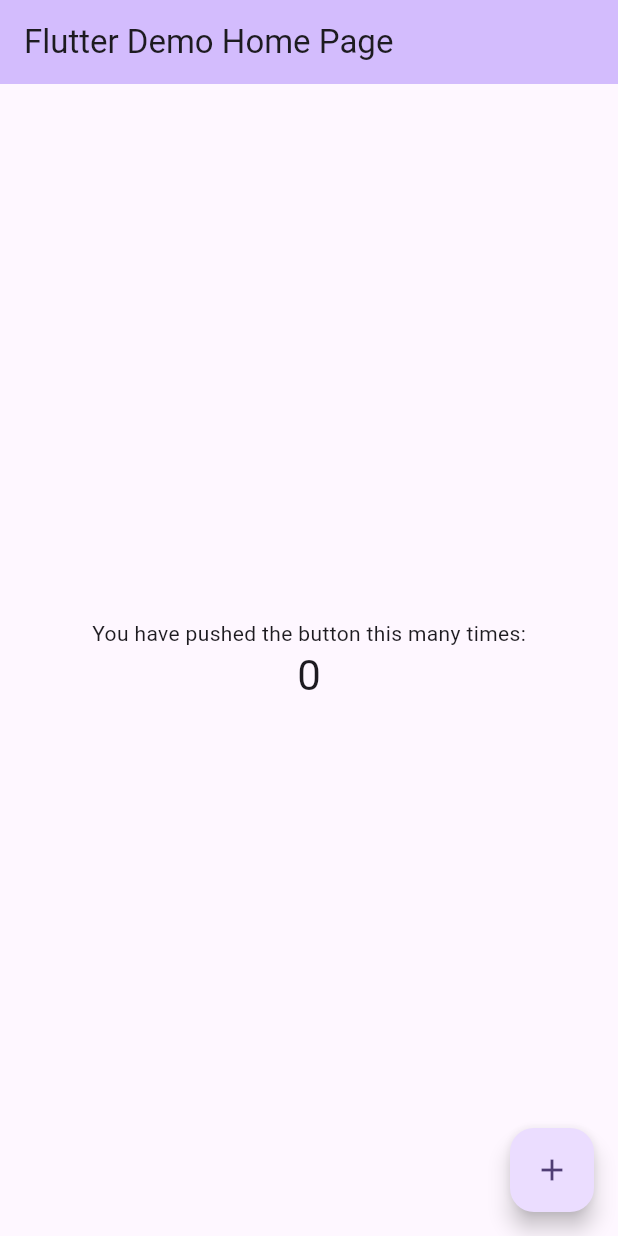
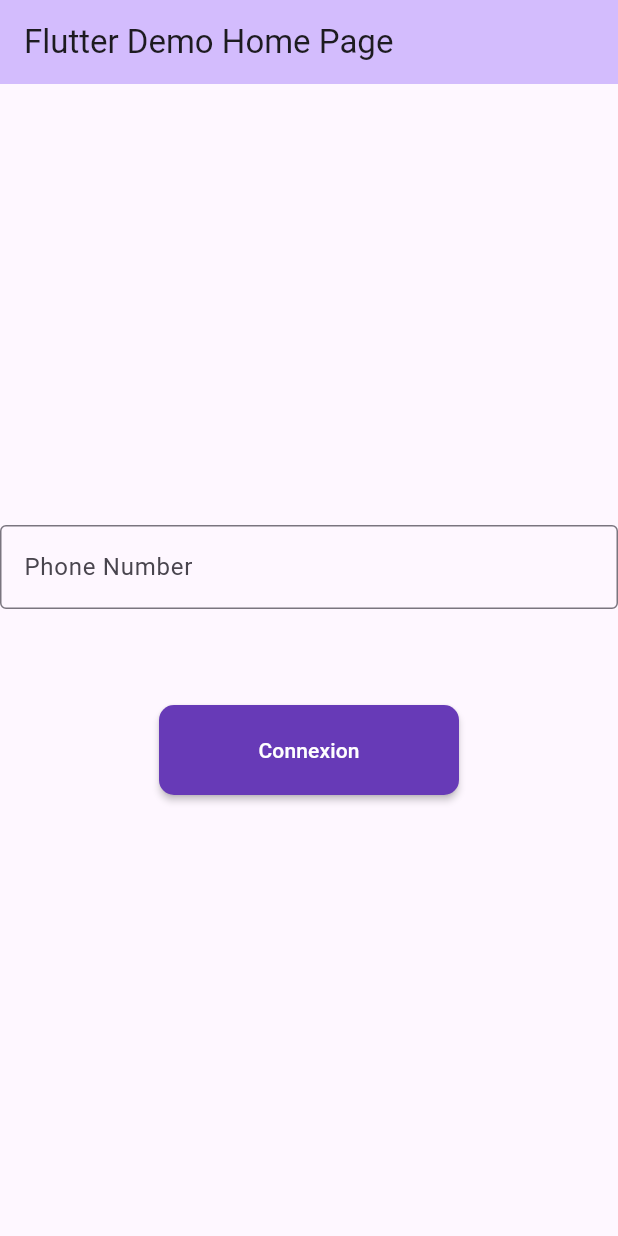
Before and after one commit to elrick99/connexion_firebase_app, a Flutter app: the screen it shows after launch, on a phone screen of 412 x 824 dp. Run offline on Flutter 3.47's test engine with Material 3 defaults, Android fonts, the phone set to English and light mode, and no system bars; our stand-ins replace firebase_auth, firebase_core; missing offline and left inert: firebase_app_check; accounts and stored records are empty.

Commit message:
Ajouter de la fonctionnalité Auth Phone

```diff
--- a/lib/main.dart
+++ b/lib/main.dart
@@ -1,6 +1,33 @@
+// import 'package:connexion_firebase_app/firebase_options.dart';
+import 'package:connexion_firebase_app/firebase_options.dart';
+import 'package:firebase_auth/firebase_auth.dart';
+import 'package:firebase_core/firebase_core.dart';
 import 'package:flutter/material.dart';
+import 'package:firebase_app_check/firebase_app_check.dart';
+Future<void> main() async {
+  WidgetsFlutterBinding.ensureInitialized();
+  await Firebase.initializeApp(
+    options: DefaultFirebaseOptions.currentPlatform,
+  );
+  await FirebaseAppCheck.instance.activate(
+    // You can also use a `ReCaptchaEnterpriseProvider` provider instance as an
+    // argument for `webProvider`
+    webProvider: ReCaptchaV3Provider('recaptcha-v3-site-key'),
+    // Default provider for Android is the Play Integrity provider. You can use the "AndroidProvider" enum to choose
+    // your preferred provider. Choose from:
+    // 1. Debug provider
+    // 2. Safety Net provider
+    // 3. Play Integrity provider
+    androidProvider: AndroidProvider.debug,
+    // Default provider for iOS/macOS is the Device Check provider. You can use the "AppleProvider" enum to choose
+    // your preferred provider. Choose from:
+    // 1. Debug provider
+    // 2. Device Check provider
+    // 3. App Attest provider
+    // 4. App Attest provider with fallback to Device Check provider (App Attest provider is only available on iOS 14.0+, macOS 14.0+)
+    appleProvider: AppleProvider.appAttest,
+  );
 
-void main() {
   runApp(const MyApp());
 }
 
@@ -55,18 +82,43 @@ class MyHomePage extends StatefulWidget {
 }
 
 class _MyHomePageState extends State<MyHomePage> {
-  int _counter = 0;
+  final TextEditingController phone = TextEditingController();
+   bool showLoading = false;
+  bool isOtpInput = false;
+  @override
+  void initState() {
+    super.initState();
+  }
 
-  void _incrementCounter() {
+  _connexion() async{
     setState(() {
-      // This call to setState tells the Flutter framework that something has
-      // changed in this State, which causes it to rerun the build method below
-      // so that the display can reflect the updated values. If we changed
-      // _counter without calling setState(), then the build method would not be
-      // called again, and so nothing would appear to happen.
-      _counter++;
+      showLoading = true;
     });
+    print('${phone.text}');
+    await FirebaseAuth.instance.verifyPhoneNumber(
+      phoneNumber: '+225${phone.text}',
+      verificationCompleted:(PhoneAuthCredential credential) {},
+      verificationFailed:(FirebaseAuthException e) {
+        setState(() {
+          showLoading = false;
+        });
+
+        ScaffoldMessenger.of(context).showSnackBar(
+            SnackBar(content: Text('$e'), backgroundColor: Colors.red,)
+        );
+      },
+      codeSent: (String verificationId,
+          int? resendToken) {
+        setState(() {
+          showLoading = false;
+        });
+        isOtpInput = true;
+      },
+      codeAutoRetrievalTimeout:
+          (String verificationId) {},
+    );
   }
+
 
   @override
   Widget build(BuildContext context) {
@@ -105,21 +157,58 @@ class _MyHomePageState extends State<MyHomePage> {
           // wireframe for each widget.
           mainAxisAlignment: MainAxisAlignment.center,
           children: <Widget>[
-            const Text(
-              'You have pushed the button this many times:',
+            // const Text(
+            //   'You have pushed the button this many times:',
+            // ),
+            // Text(
+            //   '$_counter',
+            //   style: Theme.of(context).textTheme.headlineMedium,
+            // ),
+            SizedBox(
+              height: 60,
+              width: MediaQuery.of(context).size.width,
+              child: TextFormField(
+                controller: phone,
+                keyboardType: TextInputType.number,
+                decoration: const InputDecoration(
+                  border: OutlineInputBorder(),
+                  labelText: 'Phone Number',
+                ),
+              ),
             ),
-            Text(
-              '$_counter',
-              style: Theme.of(context).textTheme.headlineMedium,
+            const SizedBox(
+              height: 40,
             ),
+            isOtpInput==true?SizedBox(
+              height: 60,
+              width: MediaQuery.of(context).size.width,
+              child: TextFormField(
+                controller: phone,
+                keyboardType: TextInputType.number,
+                decoration: const InputDecoration(
+                  border: OutlineInputBorder(),
+                  labelText: 'OTP Number',
+                ),
+              ),
+            ):const SizedBox(height: 0,),
+            const SizedBox(
+              height: 20,
+            ),
+            SizedBox(
+              height: 60,
+              width: 200,
+              child: MaterialButton(
+                onPressed: _connexion,
+                color: Colors.deepPurple,
+                shape: RoundedRectangleBorder(
+                  borderRadius: BorderRadius.circular(10)
+                ),
+                child: showLoading?const CircularProgressIndicator(color: Colors.white,): const Text('Connexion', style: TextStyle(color:Colors.white,),)
+              ),
+            )
           ],
         ),
-      ),
-      floatingActionButton: FloatingActionButton(
-        onPressed: _incrementCounter,
-        tooltip: 'Increment',
-        child: const Icon(Icons.add),
-      ), // This trailing comma makes auto-formatting nicer for build methods.
+      ),// This trailing comma makes auto-formatting nicer for build methods.
     );
   }
 }
--- a/pubspec.yaml
+++ b/pubspec.yaml
@@ -35,6 +35,10 @@ dependencies:
   # The following adds the Cupertino Icons font to your application.
   # Use with the CupertinoIcons class for iOS style icons.
   cupertino_icons: ^1.0.6
+  firebase_auth: ^5.1.2
+  firebase_core: ^3.2.0
+  cloud_firestore: ^5.1.0
+  firebase_app_check: ^0.3.0+3
 
 dev_dependencies:
   flutter_test:
```
Also changed, not shown: firebase.json (added), lib/firebase_options.dart (added), pubspec.lock, 6 other files.
